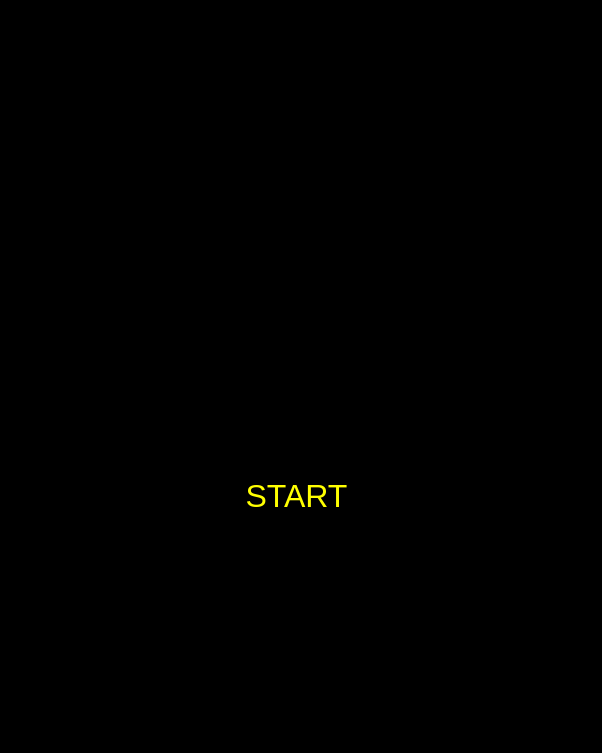
Qt form titlescreen.ui (Asyll/GatorPac) before a commit.
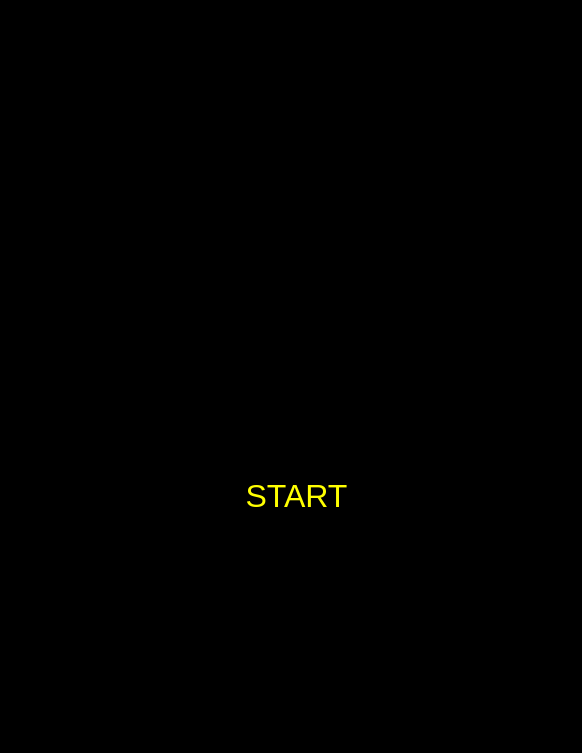
The same form after that commit.

Commit message: Changed map width for better scaling. Moved music into it's own function to keep the constructor for the windows clean.

The edit to the form file:
```diff
--- a/titlescreen.ui
+++ b/titlescreen.ui
@@ -6,19 +6,19 @@
    <rect>
     <x>0</x>
     <y>0</y>
-    <width>602</width>
+    <width>582</width>
     <height>753</height>
    </rect>
   </property>
   <property name="minimumSize">
    <size>
-    <width>602</width>
+    <width>582</width>
     <height>753</height>
    </size>
   </property>
   <property name="maximumSize">
    <size>
-    <width>602</width>
+    <width>582</width>
     <height>753</height>
    </size>
   </property>
@@ -33,19 +33,19 @@
     <rect>
      <x>0</x>
      <y>0</y>
-     <width>602</width>
+     <width>582</width>
      <height>336</height>
     </rect>
    </property>
    <property name="minimumSize">
     <size>
-     <width>602</width>
+     <width>582</width>
      <height>336</height>
     </size>
    </property>
    <property name="maximumSize">
     <size>
-     <width>602</width>
+     <width>582</width>
      <height>336</height>
     </size>
    </property>
```
The commit also changes 7 other files.
